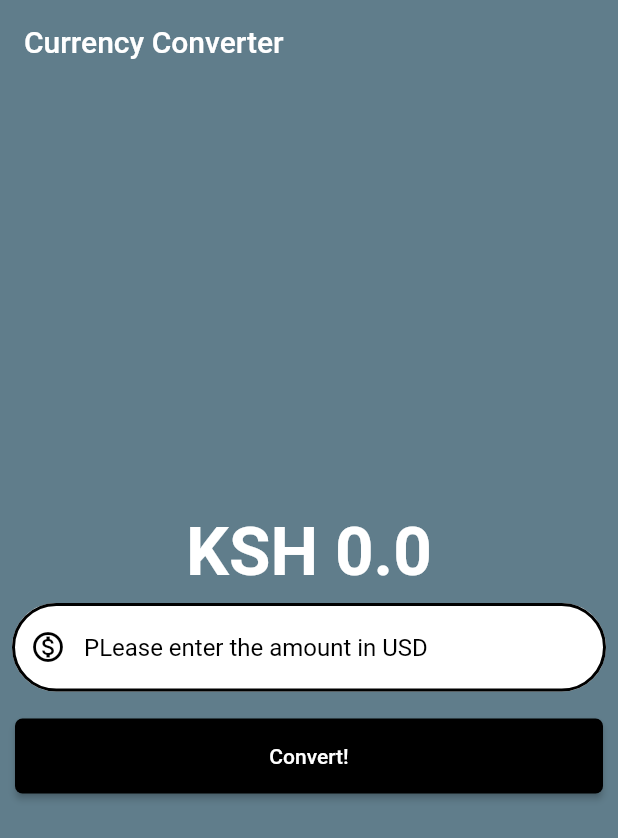
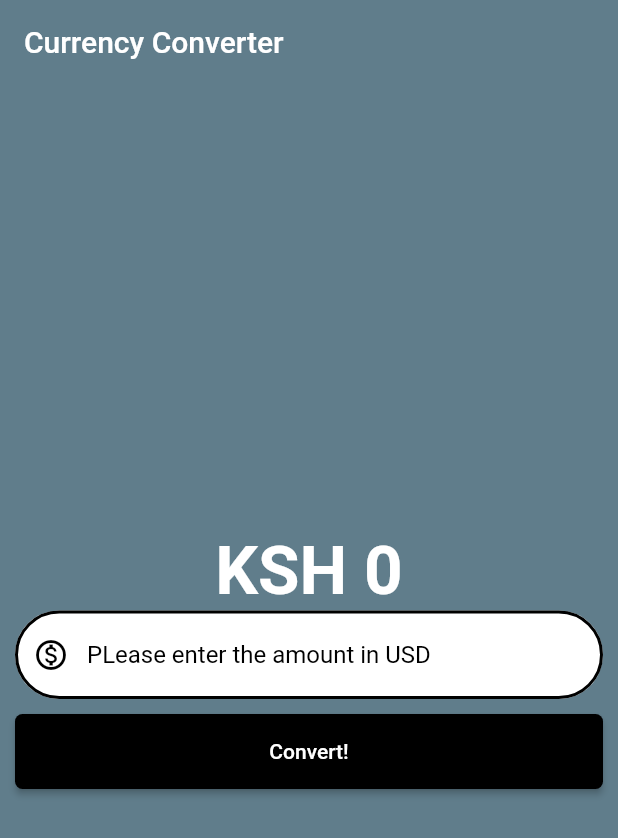
Before and after one commit to KHALEDKHLYAN/Flutter_zero_to_Hero, a Flutter app: the screen it shows after launch, on a phone screen of 412 x 824 dp. Shown: the top 838 px of the screen. Run offline on Flutter 3.47's test engine with Material 2 defaults, Android fonts, the phone set to English and light mode, and no system bars.

Commit message:
currency converter

```diff
--- a/lib/home.dart
+++ b/lib/home.dart
@@ -51,20 +51,20 @@ class _HomeState extends State<Home> {
         // actions: [],
       ),
       body: Center(
+        child: Padding(
+          padding: const EdgeInsets.all(10.0),
           child: Column(
             mainAxisAlignment: MainAxisAlignment.center,
             children: [
               Text(
-              'KSH $result',
+                'KSH ${result !=0 ? result.toStringAsFixed(3) : result.toStringAsFixed(0)}',
                 style: const TextStyle(
                   fontSize: 45,
                   fontWeight: FontWeight.bold,
                   color: Color.fromARGB(255, 255, 255, 255),
                 ),
               ),
-            Padding(
-              padding: const EdgeInsets.all(8.0),
-              child: TextField(
+              TextField(
                 controller: textEditingController,
                 // obscureText: false,
                 style: const TextStyle(
@@ -87,10 +87,10 @@ class _HomeState extends State<Home> {
                   decimal: true,
                 ),
               ),
+              const SizedBox(
+                height: 10,
               ),
-            Padding(
-              padding: const EdgeInsets.all(10.0),
-              child: ElevatedButton(
+              ElevatedButton(
                 onPressed: convert,
                 style: TextButton.styleFrom(
                   backgroundColor: Colors.black,
@@ -101,9 +101,9 @@ class _HomeState extends State<Home> {
                   ),
                 ),
                 child: const Text('Convert!'),
-              ),
               )
             ],
+          ),
         ),
       ),
     );
```
Lines whose indentation alone changed are shown as unchanged.
